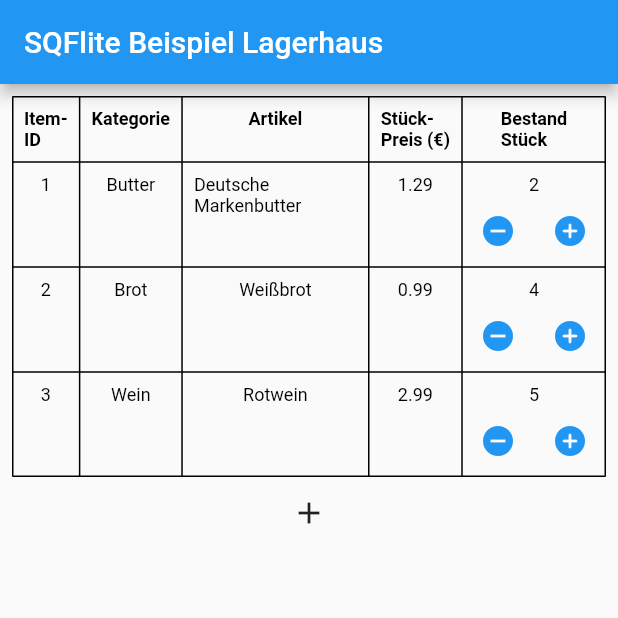
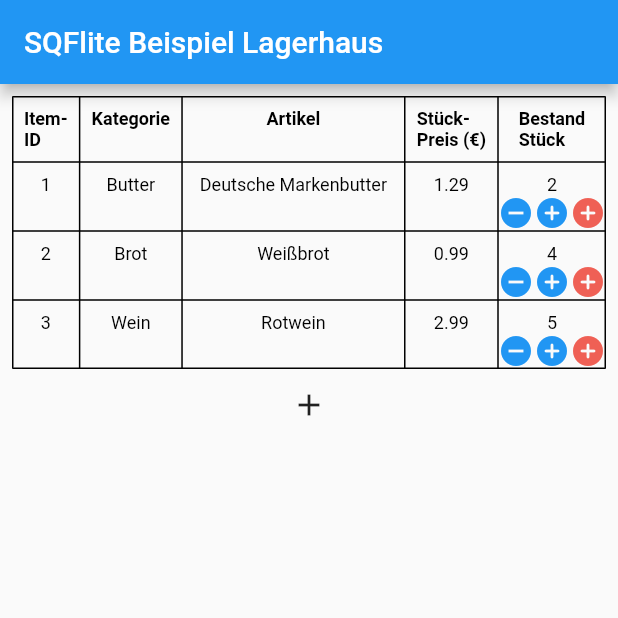
Before and after one commit to felix7700/ewm, a Flutter app: the screen it shows after launch, on a phone screen of 412 x 824 dp, the top half of it. Run offline on Flutter 3.47's test engine with Material 2 defaults, Android fonts, the phone set to English and light mode, and no system bars; our stand-ins replace sqflite; accounts and stored records are empty.

Commit message:
IncreaseItemCountButton with red color to demonstrate a Query-Error

```diff
--- a/lib/widgets/Buttons/decrease_item_count_icon_button.dart
+++ b/lib/widgets/Buttons/decrease_item_count_icon_button.dart
@@ -2,16 +2,22 @@ import 'package:flutter/material.dart';
 
 class DecreaseItemCountIconButton extends StatelessWidget {
   const DecreaseItemCountIconButton(
-      {required this.itemId, required this.buttonPressed, Key? key})
+      {required this.itemId,
+      required this.color,
+      required this.buttonPressed,
+      Key? key})
       : super(key: key);
+  final int itemId;
+  final Color color;
   final Function buttonPressed;
-  final int itemId;
 
   @override
   Widget build(BuildContext context) {
     return IconButton(
       icon: const Icon(Icons.remove_circle),
-      color: Colors.blue,
+      padding: EdgeInsets.zero,
+      constraints: const BoxConstraints(),
+      color: color,
       onPressed: () => buttonPressed(itemId),
     );
   }
--- a/lib/widgets/Buttons/increase_item_count_icon_button.dart
+++ b/lib/widgets/Buttons/increase_item_count_icon_button.dart
@@ -2,10 +2,14 @@ import 'package:flutter/material.dart';
 
 class IncreaseItemCountIconButton extends StatelessWidget {
   const IncreaseItemCountIconButton(
-      {required this.itemId, required this.buttonPressed, Key? key})
+      {required this.itemId,
+      required this.color,
+      required this.buttonPressed,
+      Key? key})
       : super(key: key);
+  final int itemId;
+  final Color color;
   final Function buttonPressed;
-  final int itemId;
 
   @override
   Widget build(BuildContext context) {
@@ -13,7 +17,9 @@ class IncreaseItemCountIconButton extends StatelessWidget {
       icon: const Icon(
         Icons.add_circle_rounded,
       ),
-      color: Colors.blue,
+      padding: EdgeInsets.zero,
+      constraints: const BoxConstraints(),
+      color: color,
       onPressed: () => buttonPressed(itemId),
     );
   }
--- a/lib/widgets/Pages/sqflite_items_table.dart
+++ b/lib/widgets/Pages/sqflite_items_table.dart
@@ -240,12 +240,22 @@ class _SqfliteItemsTablePageState extends State<SqfliteItemsTablePage> {
                         DecreaseItemCountIconButton(
                           itemId: inventoryData[rowIndex]
                               [dbManager.inventoryColumnNameItemID],
+                          color: Colors.blue,
                           buttonPressed: _decreaseItemCount,
                         ),
                         IncreaseItemCountIconButton(
                           itemId: inventoryData[rowIndex]
                               [dbManager.inventoryColumnNameItemID],
+                          color: Colors.blue,
                           buttonPressed: _increaseItemCount,
+                        ),
+                        IncreaseItemCountIconButton(
+                          itemId: inventoryData[rowIndex]
+                              [dbManager.inventoryColumnNameItemID],
+                          // ignore: prefer_const_constructors
+                          color: Color.fromARGB(255, 239, 96, 85),
+                          buttonPressed:
+                              _increaseItemCountWithErrorMessageForErrorDemonstation,
                         ),
                       ],
                     ),
```
